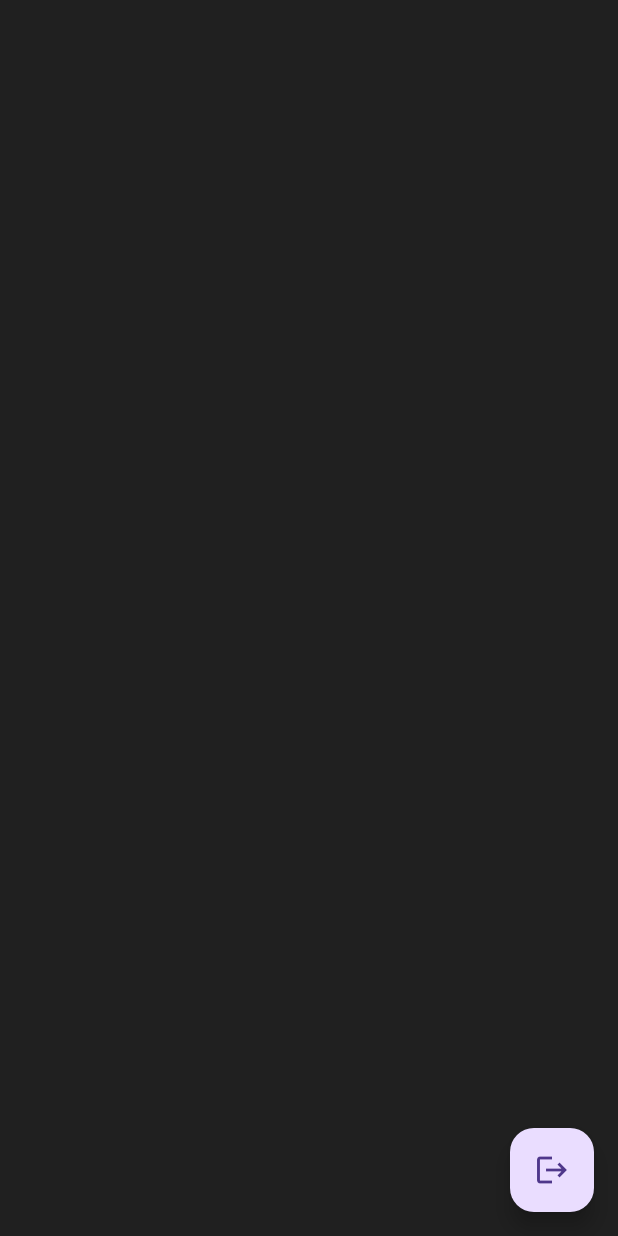
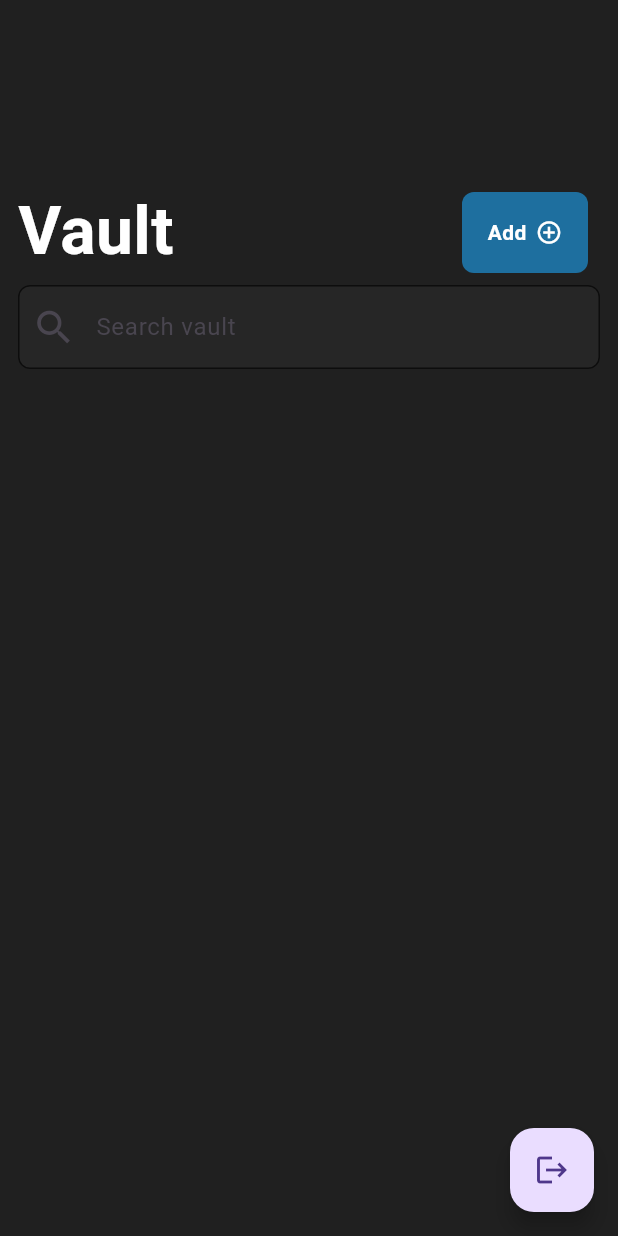
Before and after one commit to sinancholakkal/password_manager, a Flutter app: the HomeScreen screen opened by its route, on a phone screen of 412 x 824 dp. Run offline on Flutter 3.47's test engine with Material 3 defaults, Android fonts, the phone set to English and light mode, and no system bars; our stand-ins replace bloc, cloud_firestore, firebase_auth, firebase_core, flutter_bloc, fluttertoast and 2 more; accounts and stored records are empty.

Commit message:
add button and search field added

```diff
--- a/lib/state/auth_bloc/auth_bloc.dart
+++ b/lib/state/auth_bloc/auth_bloc.dart
@@ -50,14 +50,17 @@ class AuthBloc extends Bloc<AuthEvent, AuthState> {
         try {
           final user = await _authService.createUserWithEmailAndPassword(
               event.email, event.password);
+              log(user!.uid.toString());
           if(user==null){
             emit(AuthErrorState(errorMessage: "User creation failed"));
           }else{
-            emit(AuthSuccessState(user: user));
-            FirebaseFirestore.instance.collection("user").doc(user.uid).set({
+            log("adding in firestore");
+             await FirebaseFirestore.instance.collection("user").doc(user.uid).set({
               "email":event.email,
               "password":event.password
             });
+            emit(AuthSuccessState(user: user));
+
           }
         } on FirebaseAuthException catch (e) {
           log("Somthing wrong while Sign Up ${e.code}");
--- a/lib/utils/app_sizedbox.dart
+++ b/lib/utils/app_sizedbox.dart
@@ -5,7 +5,9 @@ class AppSizedBox {
   static const SizedBox h20 = SizedBox(height: 20);
   static const SizedBox h16 = SizedBox(height: 16);
   static const SizedBox h24 = SizedBox(height: 24);
-  static const SizedBox h70 = SizedBox(height: 60);
+  static const SizedBox h120 = SizedBox(height: 120);
+
+  static const SizedBox h70 = SizedBox(height: 70);
 
   // Horizontal spaces
   static const SizedBox w8 = SizedBox(width: 8);
--- a/lib/utils/app_sizes.dart
+++ b/lib/utils/app_sizes.dart
@@ -1,5 +1,8 @@
+import 'package:flutter/widgets.dart';
+
 const double Klheight = 500;
 const double Klwidth = 340;
 const double KRwidth = 340;
 const double KRheight = 500;
 const double kmenuRadius = 14;
+const EdgeInsetsGeometry screenPadding = EdgeInsetsGeometry.symmetric(horizontal: 12);
--- a/lib/utils/app_string.dart
+++ b/lib/utils/app_string.dart
@@ -20,5 +20,5 @@ class AppStrings {
   static const logoutF = "Logout failed";
  static final List<String> genders = ["Male", "Female", "Other"];
  static const createdAcc = "Account registered";
-
+  static const vault = "Vault";
 }
--- a/lib/views/home_screen.dart
+++ b/lib/views/home_screen.dart
@@ -2,6 +2,11 @@ import 'package:flutter/material.dart';
 import 'package:flutter_bloc/flutter_bloc.dart';
 import 'package:password_manager/state/auth_bloc/auth_bloc.dart';
 import 'package:password_manager/utils/app_color.dart';
+import 'package:password_manager/utils/app_sizedbox.dart';
+import 'package:password_manager/utils/app_sizes.dart';
+import 'package:password_manager/utils/app_string.dart';
+import 'package:password_manager/views/widgets/search_filed_widget.dart';
+import 'package:password_manager/views/widgets/text_feild.dart';
 
 class HomeScreen extends StatelessWidget {
   const HomeScreen({super.key});
@@ -10,9 +15,85 @@ class HomeScreen extends StatelessWidget {
   Widget build(BuildContext context) {
     return Scaffold(
       backgroundColor: bgcolor,
-      floatingActionButton: FloatingActionButton(onPressed: () {
-        context.read<AuthBloc>().add(SignOutEvent());
-      },child: Icon(Icons.logout),),
+      body: Padding(
+        padding: screenPadding,
+        child: Column(
+          children: [
+            AppSizedBox.h120,
+
+            Row(
+              mainAxisAlignment: MainAxisAlignment.spaceBetween,
+              children: [
+                //Const text vault------------
+                TextWidget(
+                  text: AppStrings.vault,
+                  fontWeight: FontWeight.bold,
+                  size: 44,
+                ),
+                //AddButton---------------
+                AddButton(),
+              ],
+            ),
+            //search field---------
+            SearchFiledWidget(
+              readOnly: true,
+              hintText: "Search vault",
+              borderColor: Color(0xFF0D0D0D),
+
+            )
+          ],
+        ),
+      ),
+      floatingActionButton: FloatingActionButton(
+        onPressed: () {
+          context.read<AuthBloc>().add(SignOutEvent());
+        },
+        child: Icon(Icons.logout),
+      ),
     );
   }
 }
+
+class AddButton extends StatelessWidget {
+  void Function()? onTap;
+   AddButton({
+    super.key,
+    this.onTap
+  });
+
+  @override
+  Widget build(BuildContext context) {
+    return InkWell(
+      onTap: onTap,
+      child: Padding(
+        padding: const EdgeInsets.all(8.0),
+        child: Container(
+          width: 84,
+          height: 54,
+          decoration: BoxDecoration(
+            borderRadius: BorderRadius.circular(8),
+            color: Color(0xFF1E6F9F),
+          ),
+          child: Row(
+            mainAxisAlignment: MainAxisAlignment.center,
+            mainAxisSize: MainAxisSize.min,
+            spacing: 6,
+            children: [
+              TextWidget(
+                text: "Add",
+                size: 14,
+                fontWeight: FontWeight.w700,
+                color: kWhite,
+              ),
+              Icon(
+                Icons.add_circle_outline,
+                color: kWhite,
+                size: 18,
+              ),
+            ],
+          ),
+        ),
+      ),
+    );
+  }
+}
--- /dev/null
+++ b/lib/views/widgets/search_filed_widget.dart
@@ -0,0 +1,61 @@
+
+
+import 'package:flutter/material.dart';
+import 'package:password_manager/utils/app_color.dart';
+
+class SearchFiledWidget extends StatelessWidget {
+   SearchFiledWidget({
+    super.key,
+     this.labelText,
+    this.borderColor,
+    this.height,
+    this.controller,
+    this.validator,
+    this.maxLine,
+    this.readOnly,
+    this.ontap,
+    this.hintText,
+  });
+  final String? labelText;
+  final Color? borderColor;
+  final double? height;
+  final TextEditingController? controller;
+  String? Function(String?)? validator;
+  final int? maxLine;
+  final bool? readOnly;
+  void Function()? ontap;
+  final String? hintText;
+
+  @override
+  Widget build(BuildContext context) {
+    return TextFormField(
+
+      onTap: ontap,
+      readOnly: readOnly??false,
+      maxLines: maxLine,
+      autovalidateMode: AutovalidateMode.onUserInteraction,
+      controller: controller,
+      validator: validator,
+      style: TextStyle(color: kWhite, height: height),
+      decoration: InputDecoration(
+        prefixIcon: Icon(Icons.search,size: 30,),
+        label: (labelText==null)?null:Text(labelText!),
+        hintText: hintText,
+        filled: true,
+        fillColor: Color(0xFF262626),
+        border: OutlineInputBorder(
+          borderRadius: BorderRadius.circular(8),
+          borderSide: BorderSide(color: borderColor ?? kWhite),
+        ),
+        enabledBorder: OutlineInputBorder(
+          borderRadius: BorderRadius.circular(8),
+          borderSide: BorderSide(color: borderColor ?? kWhite),
+        ),
+        focusedBorder: OutlineInputBorder(
+          borderRadius: BorderRadius.circular(8),
+          borderSide: BorderSide(color: borderColor ?? kWhite),
+        ),
+      ),
+    );
+  }
+}
```
